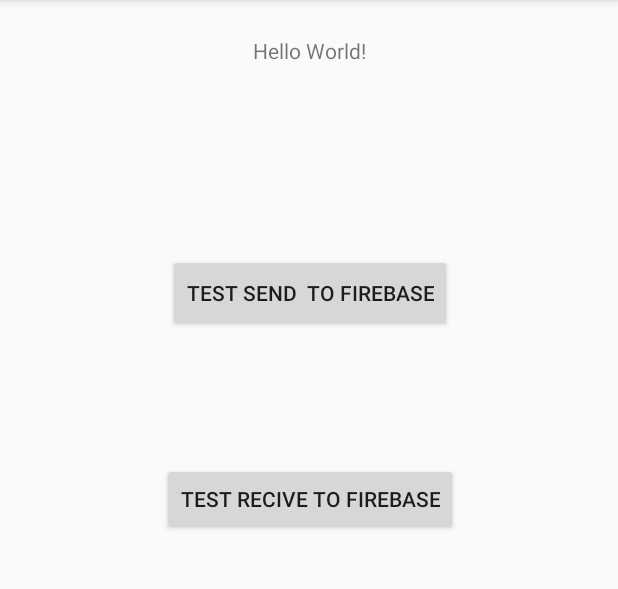
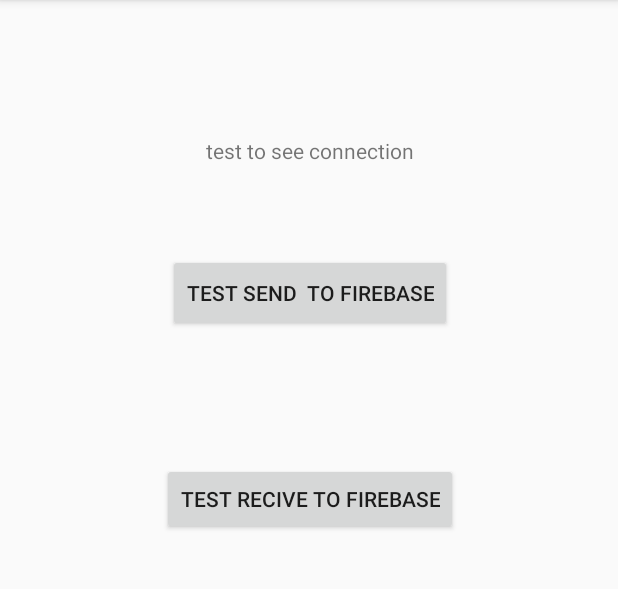
Before and after one commit to d3bird/Beacon-of-light, an Android app: the screen it shows after launch (MainActivity), on a phone screen of 412 x 824 dp, the part 84-673 px from its top. Run offline under Robolectric (Android 15) with nearby library versions, the phone set to English and light mode, and no system bars.

Commit message:
base gui added scott

```diff
--- a/app/app/src/main/res/layout/activity_main.xml
+++ b/app/app/src/main/res/layout/activity_main.xml
@@ -7,15 +7,16 @@
     tools:context="e.dogbi.beacon.MainActivity">
 
     <TextView
-        android:id="@+id/textView"
+        android:id="@+id/test"
         android:layout_width="wrap_content"
         android:layout_height="wrap_content"
-        android:text="Hello World!"
+        android:text="test to see connection"
         app:layout_constraintBottom_toBottomOf="parent"
+        app:layout_constraintHorizontal_bias="0.502"
         app:layout_constraintLeft_toLeftOf="parent"
         app:layout_constraintRight_toRightOf="parent"
         app:layout_constraintTop_toTopOf="parent"
-        app:layout_constraintVertical_bias="0.032" />
+        app:layout_constraintVertical_bias="0.121" />
 
     <Button
         android:id="@+id/send"
```
